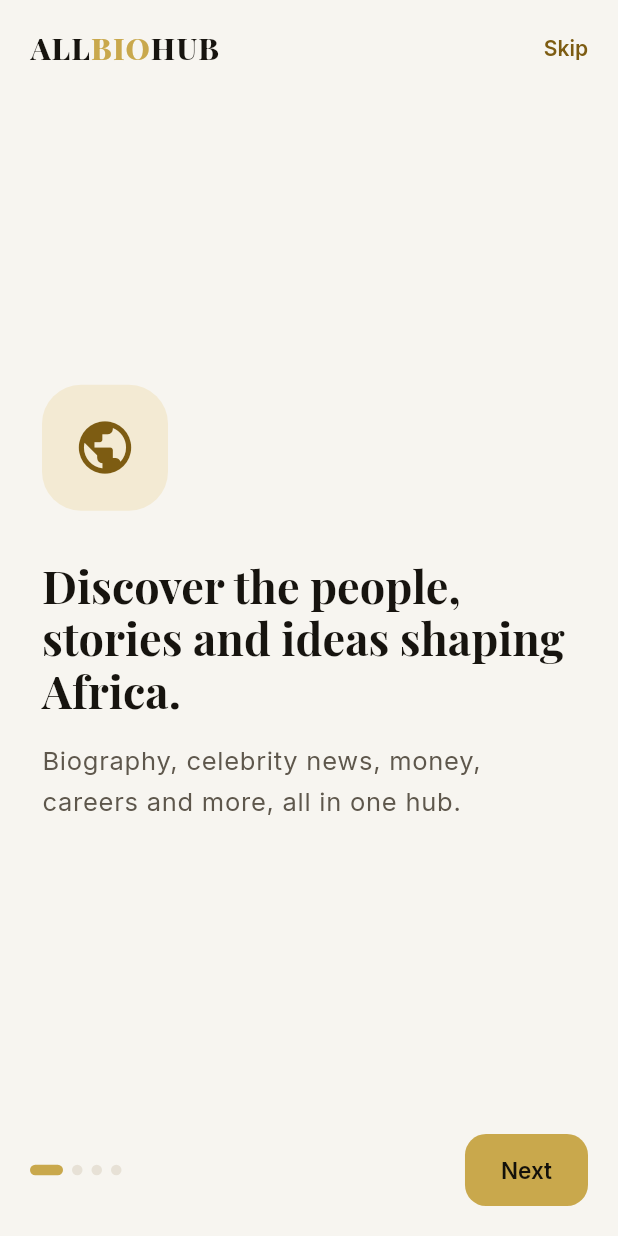
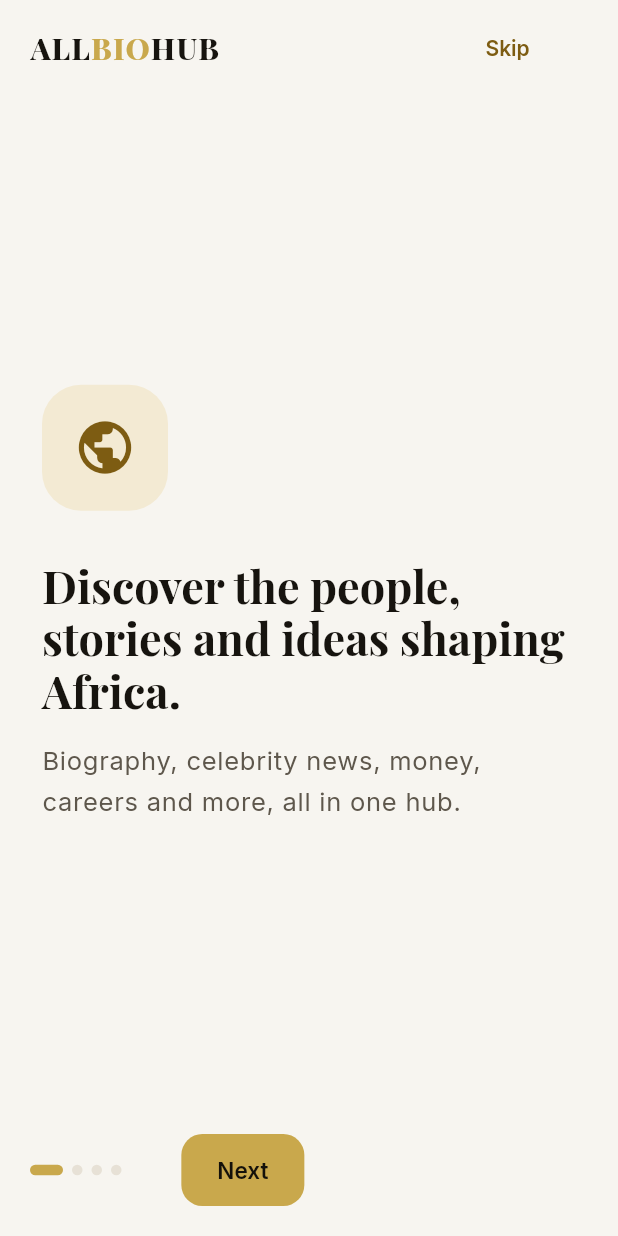
Before and after one commit to emmieybliss/allbiohub-app, a Flutter app: the screen it shows after launch, on a phone screen of 412 x 824 dp. Run offline on Flutter 3.47's test engine with Material 3 defaults, Android fonts, the phone set to English and light mode, and no system bars; our stand-ins replace cached_network_image, dio, flutter_riverpod, go_router, hive_ce, hive_ce_flutter and 2 more; accounts and stored records are empty; network calls fail.

Commit message:
Add user journey tests and fix layouts at large text sizes
Whole-app widget tests now walk the main journeys (onboarding, reading and
saving a story, site links, every tab, dark mode, search) and check phone
and small-phone screens at the largest text size. They caught overflows in
the Discover topic tiles, the story rails, onboarding and the search
launcher; those now size from the reader's text scale or shrink instead.

Configuration moves to a root .env.example, which --dart-define-from-file
reads directly, replacing env/example.json.

Co-Authored-By: Claude Opus 5.5 (1M context) <noreply@anthropic.com>
Claude-Session: https://claude.ai/code/session_014PRSQ5f7WuMEaFXKbHfSap

```diff
--- a/lib/core/config/app_config.dart
+++ b/lib/core/config/app_config.dart
@@ -1,7 +1,7 @@
 /// Build-time configuration.
 ///
-/// Values come from `--dart-define` or `--dart-define-from-file=env/<name>.json`
-/// (see `env/example.json`). Only public configuration belongs here: never put
+/// Values come from `--dart-define` or `--dart-define-from-file=.env.<name>`
+/// (see `.env.example`). Only public configuration belongs here: never put
 /// admin credentials, API secrets or private keys in the app.
 class AppConfig {
   const AppConfig({
--- a/lib/features/home/home_screen.dart
+++ b/lib/features/home/home_screen.dart
@@ -229,7 +229,7 @@ class _CategoryRail extends ConsumerWidget {
               context.push(Routes.category(category.slug), extra: category),
         ),
         SizedBox(
-          height: 286,
+          height: ArticleRailCard.railHeight(context),
           child: items == null
               ? Skeleton(
                   child: ListView.separated(
--- a/lib/features/onboarding/onboarding_screen.dart
+++ b/lib/features/onboarding/onboarding_screen.dart
@@ -84,7 +84,13 @@ class _OnboardingScreenState extends ConsumerState<OnboardingScreen> {
               padding: const EdgeInsets.fromLTRB(20, 8, 8, 0),
               child: Row(
                 children: [
-                  const Wordmark(size: 20),
+                  const Flexible(
+                    child: FittedBox(
+                      fit: BoxFit.scaleDown,
+                      alignment: Alignment.centerLeft,
+                      child: Wordmark(size: 20),
+                    ),
+                  ),
                   const Spacer(),
                   TextButton(onPressed: _finish, child: const Text('Skip')),
                 ],
@@ -134,12 +140,19 @@ class _OnboardingScreenState extends ConsumerState<OnboardingScreen> {
                     ),
                   ),
                   const Spacer(),
-                  FilledButton(
+                  Flexible(
+                    flex: 8,
+                    child: FilledButton(
                       onPressed: _next,
                       child: Text(
                         last
-                          ? (_interests.isEmpty ? 'Start reading' : 'Continue')
+                            ? (_interests.isEmpty
+                                  ? 'Start reading'
+                                  : 'Continue')
                             : 'Next',
+                        maxLines: 1,
+                        overflow: TextOverflow.ellipsis,
+                      ),
                     ),
                   ),
                 ],
@@ -166,8 +179,12 @@ class _IntroPage extends StatelessWidget {
   @override
   Widget build(BuildContext context) {
     final brand = context.brand;
-    return Padding(
+    // Centred when it fits; scrolls on short screens or large text.
+    return LayoutBuilder(
+      builder: (context, constraints) => SingleChildScrollView(
         padding: const EdgeInsets.symmetric(horizontal: 28),
+        child: ConstrainedBox(
+          constraints: BoxConstraints(minHeight: constraints.maxHeight),
           child: Column(
             mainAxisAlignment: MainAxisAlignment.center,
             crossAxisAlignment: CrossAxisAlignment.start,
@@ -192,6 +209,8 @@ class _IntroPage extends StatelessWidget {
                 ),
               ),
             ],
+          ),
+        ),
       ),
     );
   }
```
Also changed, not shown: lib/features/discover/discover_screen.dart (+24 -4 lines), lib/features/search/search_screen.dart (+9 -3 lines), lib/shared/widgets/article_cards.dart (+17 -0 lines), 8 other files. Lines whose indentation alone changed are shown as unchanged.
